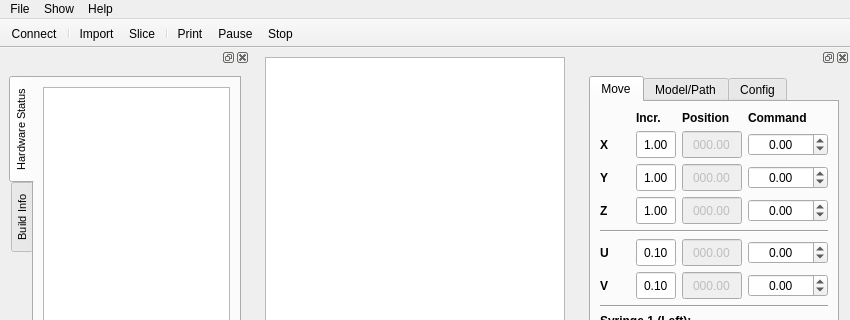
Old version of the form ui/fabqtDialog.ui in the repository GVallicrosa/FabQtV2; both pictures show x 0 to 850 and y 0 to 320 of the 850 by 716 pixel window.
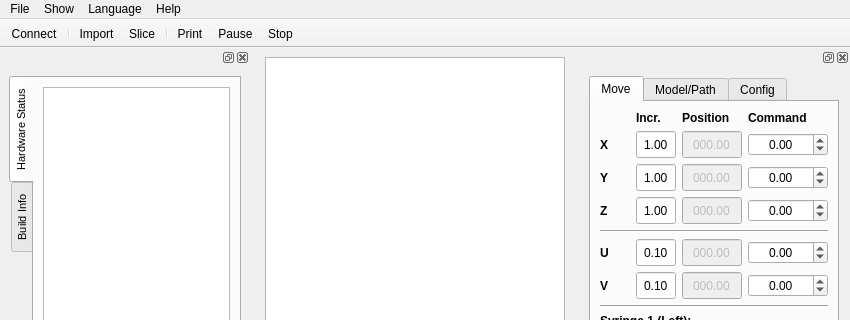
New version of the form. Icons and pictures are not drawn.

The edit to the form file:
```diff
--- a/ui/fabqtDialog.ui
+++ b/ui/fabqtDialog.ui
@@ -99,8 +99,18 @@
     </property>
     <addaction name="actionAbout"/>
    </widget>
+   <widget class="QMenu" name="menuLanguage">
+    <property name="title">
+     <string>Language</string>
+    </property>
+    <addaction name="actionEnglish"/>
+    <addaction name="actionSpanish_Spain"/>
+    <addaction name="actionCatalan"/>
+    <addaction name="actionPortuguese_Brazil"/>
+   </widget>
    <addaction name="menuFile"/>
    <addaction name="menuShow_Tools"/>
+   <addaction name="menuLanguage"/>
    <addaction name="menuHelp"/>
   </widget>
   <widget class="QDockWidget" name="mainDock">
```
Left out of the diff: 32 changed lines with no effect on the pictures.
